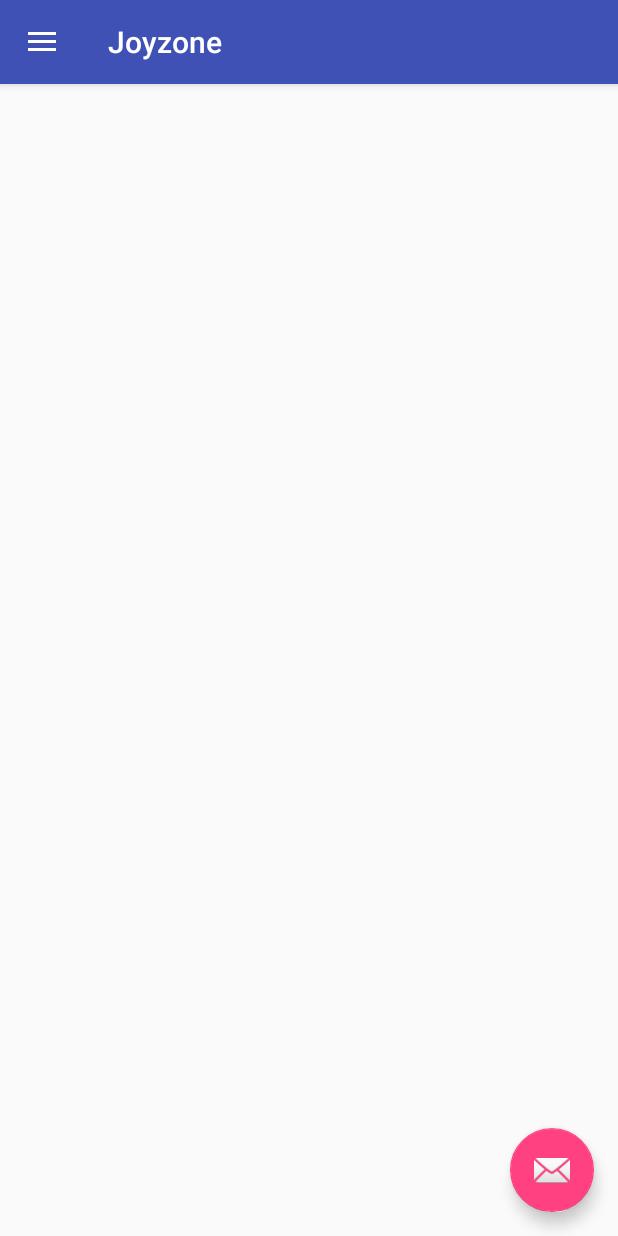
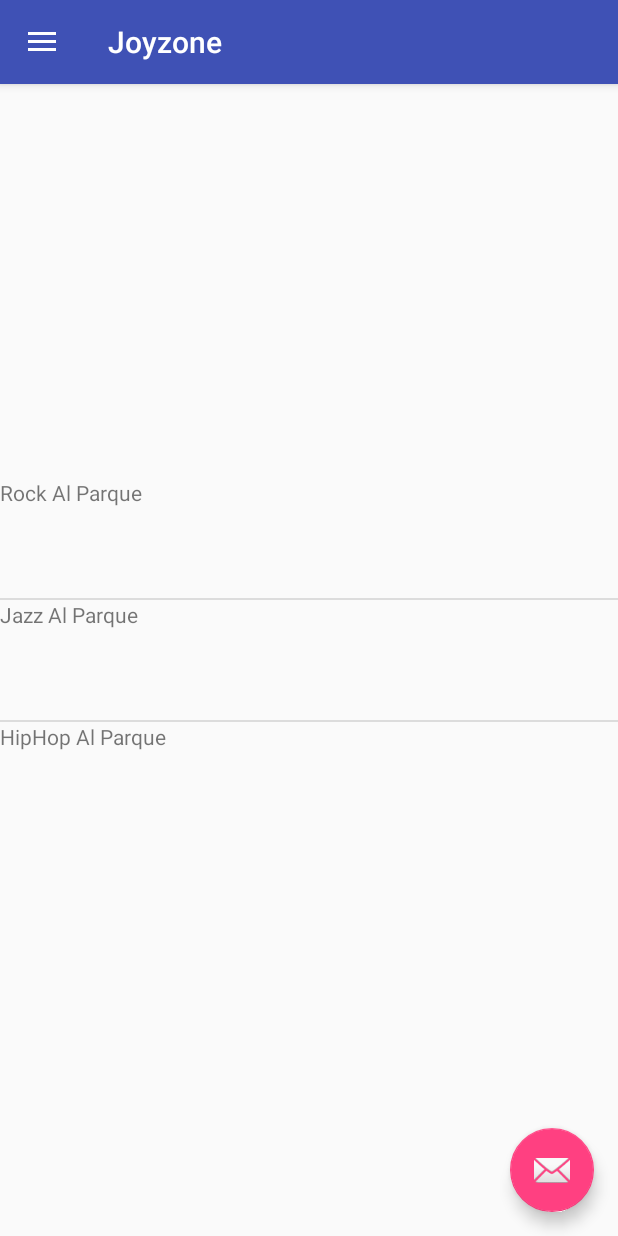
Before and after one commit to kmishra9697-art/Joyzone, an Android app: the screen it shows after launch (MainActivity), on a phone screen of 412 x 824 dp. Run offline under Robolectric (Android 15) with nearby library versions, the phone set to English and light mode, and no system bars.

Commit message:
Adding adapter to the main activity

```diff
--- /dev/null
+++ b/mobile/src/main/java/co/edu/konradlorenz/joyzone/Event.java
@@ -0,0 +1,17 @@
+package co.edu.konradlorenz.joyzone;
+
+public class Event {
+    private String name;
+
+    public Event(String name){
+        this.name = name;
+    }
+
+    public String getName() {
+        return name;
+    }
+
+    public void setName(String name) {
+        this.name = name;
+    }
+}
--- /dev/null
+++ b/mobile/src/main/java/co/edu/konradlorenz/joyzone/EventListAdapter.java
@@ -0,0 +1,44 @@
+package co.edu.konradlorenz.joyzone;
+
+import android.content.Context;
+import android.support.annotation.NonNull;
+import android.support.annotation.Nullable;
+import android.view.LayoutInflater;
+import android.view.View;
+import android.view.ViewGroup;
+import android.widget.ArrayAdapter;
+import android.widget.TextView;
+
+import java.util.ArrayList;
+
+public class EventListAdapter extends ArrayAdapter<Event> {
+
+    private Context mContext;
+    private int mResource;
+
+    public EventListAdapter(@NonNull Context context, int resource, ArrayList<Event> objects) {
+        super(context, resource, objects);
+        this.mContext = context;
+        this.mResource = resource;
+    }
+
+    @NonNull
+    @Override
+    public View getView(int position, @Nullable View convertView, @NonNull ViewGroup parent) {
+        String name = getItem(position).getName();
+
+        Event event = new Event(name);
+
+        LayoutInflater inflater = LayoutInflater.from(mContext);
+        convertView  = inflater.inflate(mResource,parent,false);
+
+        TextView eName = (TextView) convertView.findViewById(R.id.eventlist);
+
+        eName.setText(name);
+
+        return convertView;
+    }
+
+
+
+}
--- a/mobile/src/main/java/co/edu/konradlorenz/joyzone/MainActivity.java
+++ b/mobile/src/main/java/co/edu/konradlorenz/joyzone/MainActivity.java
@@ -13,6 +13,11 @@ import android.support.v7.app.AppCompatActivity;
 import android.support.v7.widget.Toolbar;
 import android.view.Menu;
 import android.view.MenuItem;
+import android.widget.AdapterView;
+import android.widget.ListView;
+import android.widget.Toast;
+
+import java.util.ArrayList;
 
 public class MainActivity extends AppCompatActivity
         implements NavigationView.OnNavigationItemSelectedListener {
@@ -41,6 +46,36 @@ public class MainActivity extends AppCompatActivity
 
         NavigationView navigationView = (NavigationView) findViewById(R.id.nav_view);
         navigationView.setNavigationItemSelectedListener(this);
+
+        ListView mListView = (ListView) findViewById(R.id.List_Event);
+        ArrayList<Event> eventlist = new ArrayList<>();
+
+        Event a = new Event("Rock Al Parque");
+        eventlist.add(a);
+        Event b = new Event("Jazz Al Parque");
+        eventlist.add(b);
+        Event c = new Event("HipHop Al Parque");
+        eventlist.add(c);
+
+        EventListAdapter adapter = new EventListAdapter(this, R.layout.adapter_event_view_layout, eventlist);
+
+        mListView.setOnItemClickListener(new AdapterView.OnItemClickListener(){
+            @Override
+            public void onItemClick(AdapterView<?> adapterView, View view, int position, long i){
+                if (position == 0){
+                    Toast.makeText(MainActivity.this, "Item one clicked...", Toast.LENGTH_SHORT).show();
+                }
+                if (position == 1){
+                    Toast.makeText(MainActivity.this, "Item two clicked...", Toast.LENGTH_SHORT).show();
+                }
+                if (position == 2){
+                    Toast.makeText(MainActivity.this, "Item three clicked...", Toast.LENGTH_SHORT).show();
+                }
+            }
+        });
+
+        mListView.setAdapter(adapter);
+
     }
 
     @Override
--- /dev/null
+++ b/mobile/src/main/res/layout/adapter_event_view_layout.xml
@@ -0,0 +1,14 @@
+<?xml version="1.0" encoding="utf-8"?>
+<LinearLayout xmlns:android="http://schemas.android.com/apk/res/android"
+    android:orientation="vertical"
+    android:layout_width="match_parent"
+    android:layout_height="match_parent">
+
+    <TextView
+        android:id="@+id/eventlist"
+        android:text="Event Name"
+        android:layout_width="match_parent"
+        android:layout_height="80dp" />
+
+
+</LinearLayout>
```
